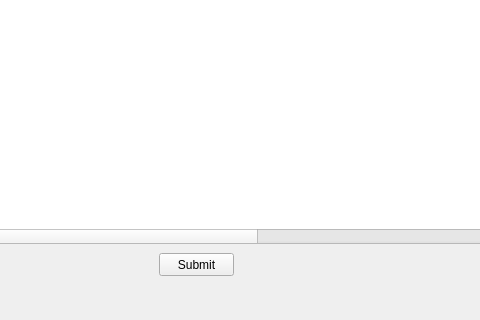
Before: the Qt Designer form ui.ui in kvius/OnDuty, drawn with Qt 5; both pictures show x 511 to 991 and y 337 to 657 of the 1126 by 657 pixel window.
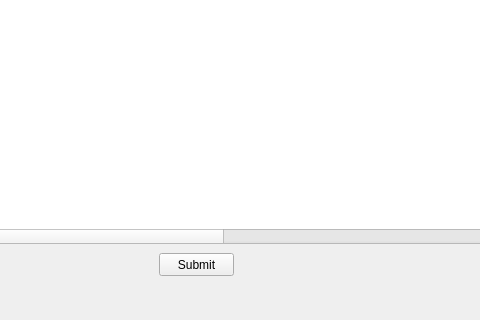
After: the same form once the commit is applied. Icons and pictures are not drawn.

```diff
--- a/ui.ui
+++ b/ui.ui
@@ -355,6 +355,11 @@
         <string>Не заступає до</string>
        </property>
       </column>
+      <column>
+       <property name="text">
+        <string>№</string>
+       </property>
+      </column>
      </widget>
      <widget class="QPushButton" name="stats_submit">
       <property name="geometry">
```
